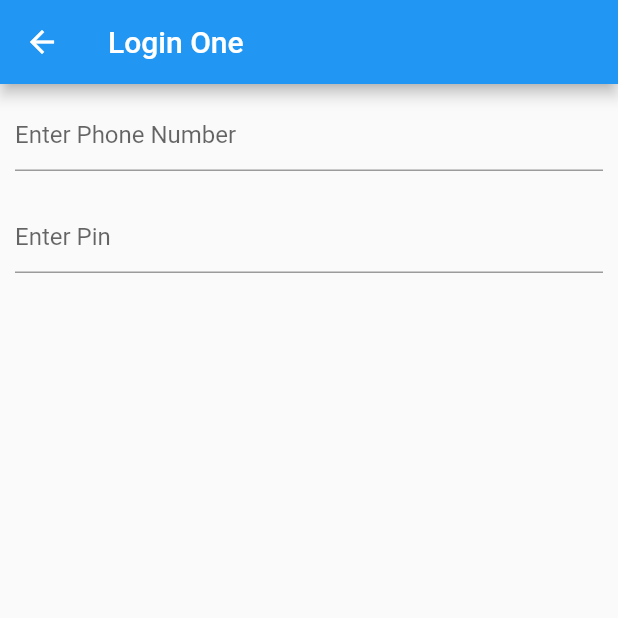
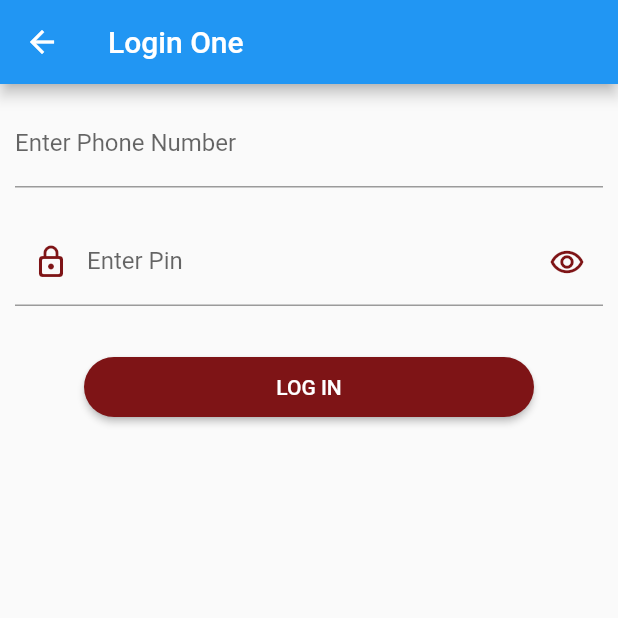
Before and after one commit to wincelee/master_learn_flutter, a Flutter app: the screen it shows after launch, after a tap on "Login One", on a phone screen of 412 x 824 dp, the top half of it. Run offline on Flutter 3.47's test engine with Material 2 defaults, Android fonts, the phone set to English and light mode, and no system bars; our stand-ins replace logger; network calls fail.

Commit message:
12:08 31st January 2022 from Hp Pc

```diff
--- a/lib/classes/config.dart
+++ b/lib/classes/config.dart
@@ -1,3 +1,5 @@
+import 'package:flutter/cupertino.dart';
+
 class Config {
   static const String nullNetworkImage =
       "https://d1csarkz8obe9u.cloudfront.net/"
@@ -7,6 +9,10 @@ class Config {
   static const String nullIndexHero = "null_index_hero";
   static const int responseTimeOutInSeconds = 10;
 
+  static const Color primaryColor = Color(0xff7e1416);
+  static const Color primaryDarkColor = Color(0xff4d0000);
+  static const Color accentColor = Color(0xffF9A61A);
+
   bool equalsIgnoreCase(String string1, String string2) {
     return string1.toLowerCase() == string2.toLowerCase();
   }
--- a/lib/login_screens/login_one.dart
+++ b/lib/login_screens/login_one.dart
@@ -1,5 +1,6 @@
 import 'package:flutter/material.dart';
 import 'package:flutter/services.dart';
+import 'package:master_learn/classes/config.dart';
 
 class LoginOne extends StatefulWidget {
   const LoginOne({Key? key}) : super(key: key);
@@ -29,17 +30,27 @@ class _LoginOneState extends State<LoginOne> {
           Padding(
               padding: const EdgeInsets.all(10),
               child: TextFormField(
-                  controller: phoneNoController,
-                  decoration:
-                      const InputDecoration(hintText: "Enter Phone Number"),
-                  // Numbers Allow Decimals
-                  keyboardType: TextInputType.number,
-                  )),
+                controller: phoneNoController,
+                decoration: const InputDecoration(
+                    // Input decoration with both hintText and labelText
+                    hintText: "Enter Phone Number",
+                    labelText: "Enter Phone Number"),
+                // Numbers Allow Decimals
+                keyboardType: TextInputType.number,
+              )),
           Padding(
               padding: const EdgeInsets.all(10),
               child: TextFormField(
                 controller: pinController,
-                decoration: const InputDecoration(hintText: "Enter Pin"),
+                decoration: const InputDecoration(
+                    // Input decoration with labelText only
+                    labelText: "Enter Pin",
+                    // Start Icon
+                    prefixIcon: Icon(Icons.lock_outline_rounded),
+                    prefixIconColor: Color(0xff7e1416),
+                    // End Icon
+                    suffixIcon: Icon(Icons.remove_red_eye_outlined),
+                    suffixIconColor: Config.primaryColor),
                 // Numbers Keyboard
                 keyboardType: TextInputType.number,
                 // Numbers Only No Decimal
@@ -48,7 +59,27 @@ class _LoginOneState extends State<LoginOne> {
                   // Or user below code
                   // FilteringTextInputFormatter.allow(RegExp(r'[0-9]')),
                 ],
-              ))
+              )),
+          Padding(
+              padding: const EdgeInsets.all(20),
+              child: ElevatedButton(
+                child: Text("Log In".toUpperCase(),
+                    style: const TextStyle(
+                      color: Colors.white,
+                    )),
+                onPressed: () {},
+                style: ElevatedButton.styleFrom(
+                    // Button Background Color
+                    primary: Config.primaryColor,
+                    // Ripple Color
+                    onPrimary: Config.accentColor,
+                    shape: RoundedRectangleBorder(
+                      borderRadius: BorderRadius.circular(30),
+                    ),
+                    // Set Elevated Button Width and Height Respectively 200 and 50 using Size
+                    minimumSize: const Size(300, 40),
+                    maximumSize: const Size(300, 40)),
+              )),
         ],
       ),
     );
```
